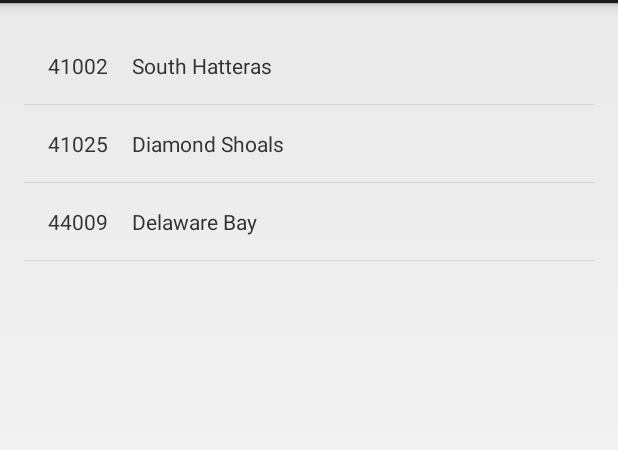
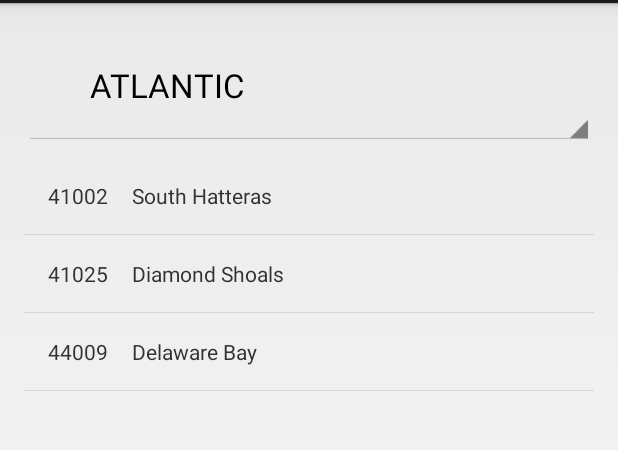
Before and after one commit to krschultz/AndroidWeatherBuoyDemo, an Android app: the screen it shows after launch (BuoyListingActivity), on a phone screen of 412 x 824 dp, the part 69-519 px from its top. Run offline under Robolectric (Android 15) with nearby library versions, the phone set to English and light mode, and no system bars.

Commit message:
populate region selector

```diff
--- a/app/src/main/java/com/kevinrschultz/weatherbuoy/ui/BuoyListingFragment.java
+++ b/app/src/main/java/com/kevinrschultz/weatherbuoy/ui/BuoyListingFragment.java
@@ -7,24 +7,31 @@ import android.view.LayoutInflater;
 import android.view.View;
 import android.view.ViewGroup;
 import android.widget.AdapterView;
-import android.widget.Button;
+import android.widget.ArrayAdapter;
 import android.widget.ListView;
+import android.widget.Spinner;
 
+import com.google.common.collect.Lists;
 import com.kevinrschultz.weatherbuoy.R;
 import com.kevinrschultz.weatherbuoy.model.BuoyDescription;
+import com.kevinrschultz.weatherbuoy.model.Region;
 
 import java.util.List;
 
 /**
  * A placeholder fragment containing a simple view.
  */
-public class BuoyListingFragment extends Fragment implements BuoyListingView, AdapterView.OnItemClickListener {
+public class BuoyListingFragment extends Fragment implements BuoyListingView, AdapterView.OnItemClickListener, AdapterView.OnItemSelectedListener {
 
     private BuoyListingPresenter presenter;
 
-    private BuoyDescriptionAdapter adapter;
+    private BuoyDescriptionAdapter buoyAdapter;
 
-    private ListView listView;
+    private ArrayAdapter<Region> regionAdapter;
+
+    private ListView buoyListView;
+
+    private Spinner regionSpinner;
 
     public static BuoyListingFragment makeBuoyListingFragment() {
         return new BuoyListingFragment();
@@ -34,21 +41,23 @@ public class BuoyListingFragment extends Fragment implements BuoyListingView, Ad
         presenter = new BuoyListingPresenter();
     }
 
-
-
     @Override
     public View onCreateView(LayoutInflater inflater, ViewGroup container, Bundle savedInstanceState) {
         View v = inflater.inflate(R.layout.fragment_buoy_listing, container, false);
-        listView = ListView.class.cast(v.findViewById(android.R.id.list));
+        buoyListView = ListView.class.cast(v.findViewById(android.R.id.list));
+        regionSpinner = Spinner.class.cast(v.findViewById(R.id.buoy_listing_region_spinner));
         return v;
     }
 
     @Override
     public void onActivityCreated(Bundle savedInstanceState) {
         super.onActivityCreated(savedInstanceState);
-        adapter = new BuoyDescriptionAdapter(getActivity());
-        listView.setAdapter(adapter);
-        listView.setOnItemClickListener(this);
+        buoyAdapter = new BuoyDescriptionAdapter(getActivity());
+        buoyListView.setAdapter(buoyAdapter);
+        buoyListView.setOnItemClickListener(this);
+        regionAdapter = makeRegionAdapter();
+        regionSpinner.setAdapter(regionAdapter);
+        regionSpinner.setOnItemSelectedListener(this);
     }
 
     @Override
@@ -65,15 +74,37 @@ public class BuoyListingFragment extends Fragment implements BuoyListingView, Ad
 
     @Override
     public void onItemClick(AdapterView<?> parent, View view, int position, long id) {
-        BuoyDescription description = adapter.getItem(position);
-        Intent intent = BuoyDetailActivity.makeBuoyDetailIntent(getActivity(), description.getId());
-        startActivity(intent);
+        if (parent == buoyListView) {
+            BuoyDescription description = buoyAdapter.getItem(position);
+            Intent intent = BuoyDetailActivity.makeBuoyDetailIntent(getActivity(), description.getId());
+            startActivity(intent);
+        }
+    }
+
+    @Override
+    public void onItemSelected(AdapterView<?> parent, View view, int position, long id) {
+        if (parent == regionSpinner) {
+            presenter.selectRegion(regionAdapter.getItem(position));
+        }
+    }
+
+    @Override
+    public void onNothingSelected(AdapterView<?> parent) {
+        if (parent == regionSpinner) {
+            // ?
+        }
     }
 
     @Override
     public void updateList(List<BuoyDescription> descriptionList) {
-        adapter.clear();
-        adapter.addAll(descriptionList);
+        buoyAdapter.clear();
+        buoyAdapter.addAll(descriptionList);
+    }
+
+    private ArrayAdapter<Region> makeRegionAdapter() {
+        ArrayAdapter<Region> adapter = new ArrayAdapter<Region>(getActivity(), android.R.layout.simple_expandable_list_item_1, Region.values());
+        adapter.setDropDownViewResource(android.R.layout.simple_spinner_dropdown_item);
+        return adapter;
     }
 
 
--- a/app/src/main/java/com/kevinrschultz/weatherbuoy/ui/BuoyListingPresenter.java
+++ b/app/src/main/java/com/kevinrschultz/weatherbuoy/ui/BuoyListingPresenter.java
@@ -31,11 +31,24 @@ public class BuoyListingPresenter {
     // Business logic
 
     public void selectRegion(Region region) {
-        view.updateList(FakeBuoyListingGenerator.makeAtlanticBuoyListings());
+        List<BuoyDescription> descriptions;
+        switch(region) {
+            case ATLANTIC:
+                descriptions = FakeBuoyListingGenerator.makeAtlanticBuoyListings();
+                break;
+            case CARIBBEAN:
+                descriptions = FakeBuoyListingGenerator.makeCaribbeanBuoyListings();
+                break;
+            case PACIFIC:
+                descriptions = FakeBuoyListingGenerator.makePacificBuoyListings();
+                break;
+            default:
+                throw new IllegalArgumentException("Invalid region");
+        }
+        view.updateList(descriptions);
     }
 
     private static class NoOpBuoyListingView implements BuoyListingView {
-
         @Override
         public void updateList(List<BuoyDescription> descriptionList) {
         }
--- a/app/src/main/res/layout/fragment_buoy_listing.xml
+++ b/app/src/main/res/layout/fragment_buoy_listing.xml
@@ -2,15 +2,23 @@
     xmlns:tools="http://schemas.android.com/tools"
     android:layout_width="match_parent"
     android:layout_height="match_parent"
+    android:paddingBottom="@dimen/activity_vertical_margin"
     android:paddingLeft="@dimen/activity_horizontal_margin"
     android:paddingRight="@dimen/activity_horizontal_margin"
     android:paddingTop="@dimen/activity_vertical_margin"
-    android:paddingBottom="@dimen/activity_vertical_margin"
     tools:context="com.kevinrschultz.weatherbuoy.ui.BuoyListingActivity.BuoyListingFragment">
+
+    <Spinner
+        android:id="@+id/buoy_listing_region_spinner"
+        android:layout_width="match_parent"
+        android:layout_height="wrap_content"
+        android:layout_alignParentTop="true"/>
 
     <ListView
         android:id="@android:id/list"
         android:layout_width="match_parent"
-        android:layout_height="match_parent"/>
+        android:layout_height="match_parent"
+        android:paddingTop="@dimen/standard_padding"
+        android:layout_below="@id/buoy_listing_region_spinner" />
 
 </RelativeLayout>
```
Also changed, not shown: app/src/main/java/com/kevinrschultz/weatherbuoy/data/FakeBuoyListingGenerator.java (+13 -0 lines), 1 other file.
